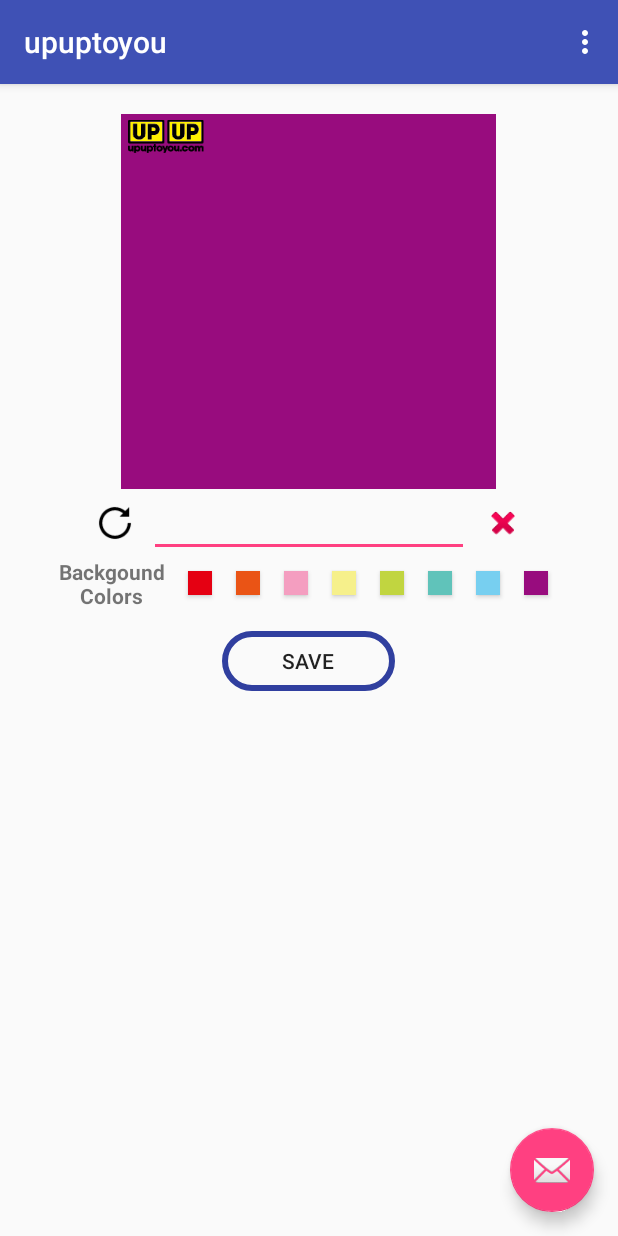
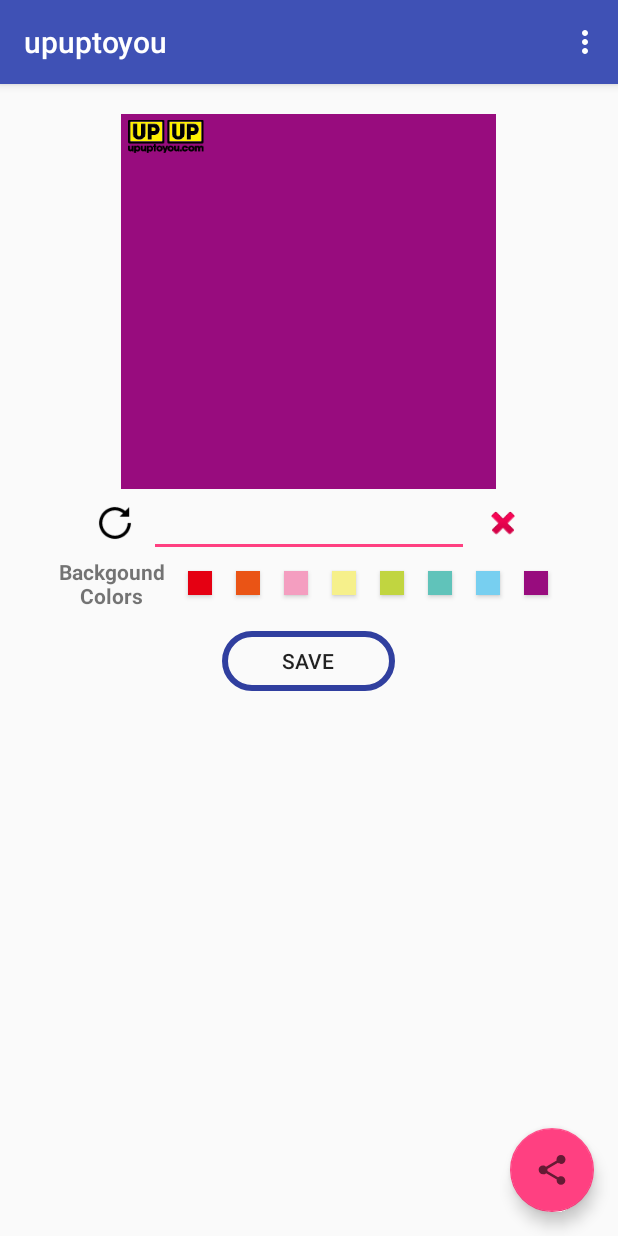
Before and after one commit to x1155665/2U2U, an Android app: the screen it shows after launch (MainActivity), after a tap on an icon or button, on a phone screen of 412 x 824 dp. Run offline under Robolectric (Android 15) with nearby library versions, the phone set to English and light mode, and no system bars; Roboto replaces fonts that are not available here; 1 statement that could not run was skipped; 2 other taps on this screen came first.

Commit message:
add share

```diff
--- a/app/src/main/java/com/zir/upuptoyou/DrawView.java
+++ b/app/src/main/java/com/zir/upuptoyou/DrawView.java
@@ -17,7 +17,9 @@ import android.net.Uri;
 import android.os.Environment;
 import android.support.annotation.Nullable;
 import android.support.v4.app.ActivityCompat;
+import android.support.v4.app.ShareCompat;
 import android.support.v4.content.ContextCompat;
+import android.support.v4.content.FileProvider;
 import android.util.AttributeSet;
 import android.util.Log;
 import android.view.View;
@@ -257,6 +259,30 @@ public class DrawView extends View {
         }
     }
 
+    public Uri share(){
+        //// TODO: check cache folder size
+        Bitmap bitmap = Bitmap.createBitmap(Width, Height, Bitmap.Config.ARGB_8888);
+        Canvas canvas = new Canvas(bitmap);
+        this.draw(canvas);
+        try {
+            SimpleDateFormat formatter = new SimpleDateFormat("yyyy_MM_dd_hh_mm_ss", Locale.US);
+            Date now = new Date();
+            String fileName = formatter.format(now);
+            File file = new File(getContext().getCacheDir(), "message_" + fileName + ".jpg");
+            FileOutputStream ostream = new FileOutputStream(file);
+            Bitmap.createScaledBitmap(bitmap, outputWidth, outputHeight, true).compress(Bitmap.CompressFormat.JPEG, 75, ostream);
+            ostream.close();
+            Log.d("sahre", "share: "+ file.getAbsolutePath());
+
+            Uri uriToImage = FileProvider.getUriForFile(getContext(), "com.zir.upuptoyou.FileProvider", file );
+            return uriToImage;
+
+        } catch (Exception e) {
+            e.printStackTrace();
+        }
+        return null;
+    }
+
     private static int getResId(String variableName, Class<?> c) {
         try {
             Field idField = c.getDeclaredField(variableName);
--- a/app/src/main/java/com/zir/upuptoyou/MainActivity.java
+++ b/app/src/main/java/com/zir/upuptoyou/MainActivity.java
@@ -2,11 +2,13 @@ package com.zir.upuptoyou;
 
 import android.Manifest;
 import android.content.pm.PackageManager;
+import android.net.Uri;
 import android.os.Bundle;
 import android.support.annotation.NonNull;
 import android.support.design.widget.FloatingActionButton;
 import android.support.design.widget.Snackbar;
 import android.support.v4.app.ActivityCompat;
+import android.support.v4.app.ShareCompat;
 import android.support.v4.content.ContextCompat;
 import android.support.v7.app.AppCompatActivity;
 import android.support.v7.widget.Toolbar;
@@ -67,8 +69,9 @@ public class MainActivity extends AppCompatActivity {
             public void onClick(View view) {
 /*                Snackbar.make(view, "Replace with your own action", Snackbar.LENGTH_LONG)
                         .setAction("Action", null).show();*/
-
-
+                Uri uriToImage = drawView.share();
+                if(uriToImage != null)
+                    share(uriToImage);
             }
         });
 
@@ -190,6 +193,11 @@ public class MainActivity extends AppCompatActivity {
             drawView.save();
     }
 
+    public  void share(Uri fileUri){
+        String title = "share to";
+        ShareCompat.IntentBuilder.from(this).setChooserTitle(title).setType("image/jpeg").setStream(fileUri).startChooser();
+    }
+
     @Override
     public void onRequestPermissionsResult(int requestCode, @NonNull String[] permissions, @NonNull int[] grantResults) {
         switch (requestCode) {
--- a/app/src/main/res/layout/activity_main.xml
+++ b/app/src/main/res/layout/activity_main.xml
@@ -28,6 +28,6 @@
         android:layout_height="wrap_content"
         android:layout_gravity="bottom|end"
         android:layout_margin="@dimen/fab_margin"
-        app:srcCompat="@android:drawable/ic_dialog_email" />
+        app:srcCompat="?attr/actionModeShareDrawable" />
 
 </android.support.design.widget.CoordinatorLayout>
--- /dev/null
+++ b/app/src/main/res/xml/file_path.xml
@@ -0,0 +1,4 @@
+<?xml version="1.0" encoding="utf-8"?>
+<paths xmlns:android="http://schemas.android.com/apk/res/android">
+    <cache-path name="cache" path=""></cache-path>
+</paths>
```
Also changed, not shown: app/src/main/AndroidManifest.xml (+9 -0 lines).
